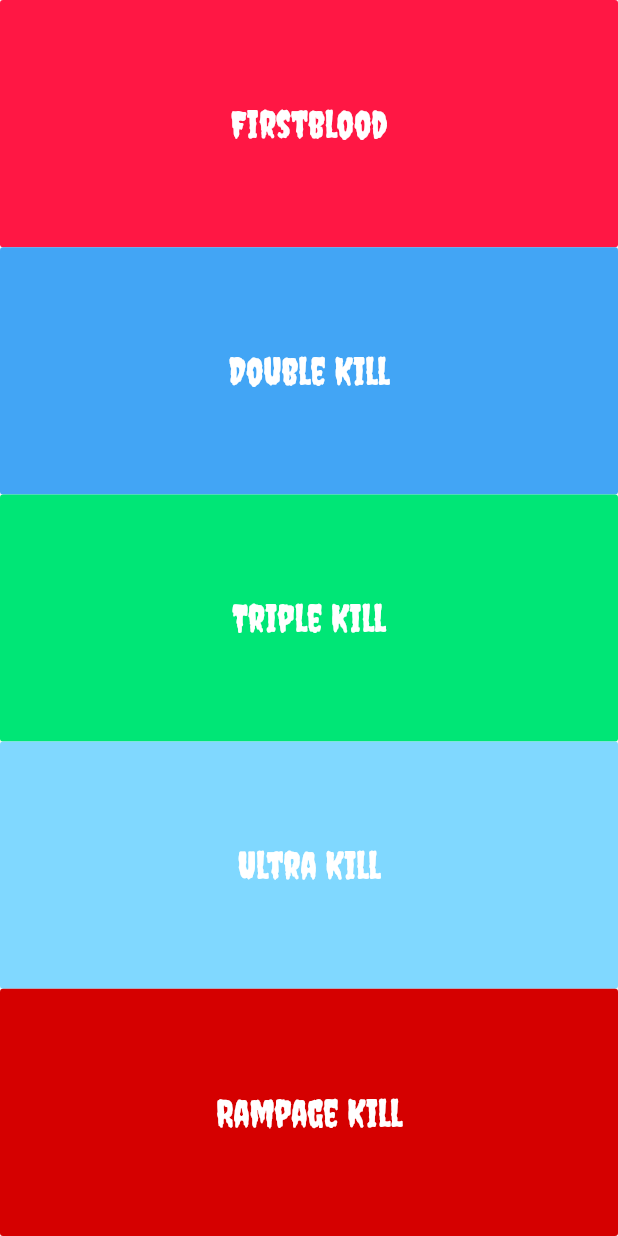
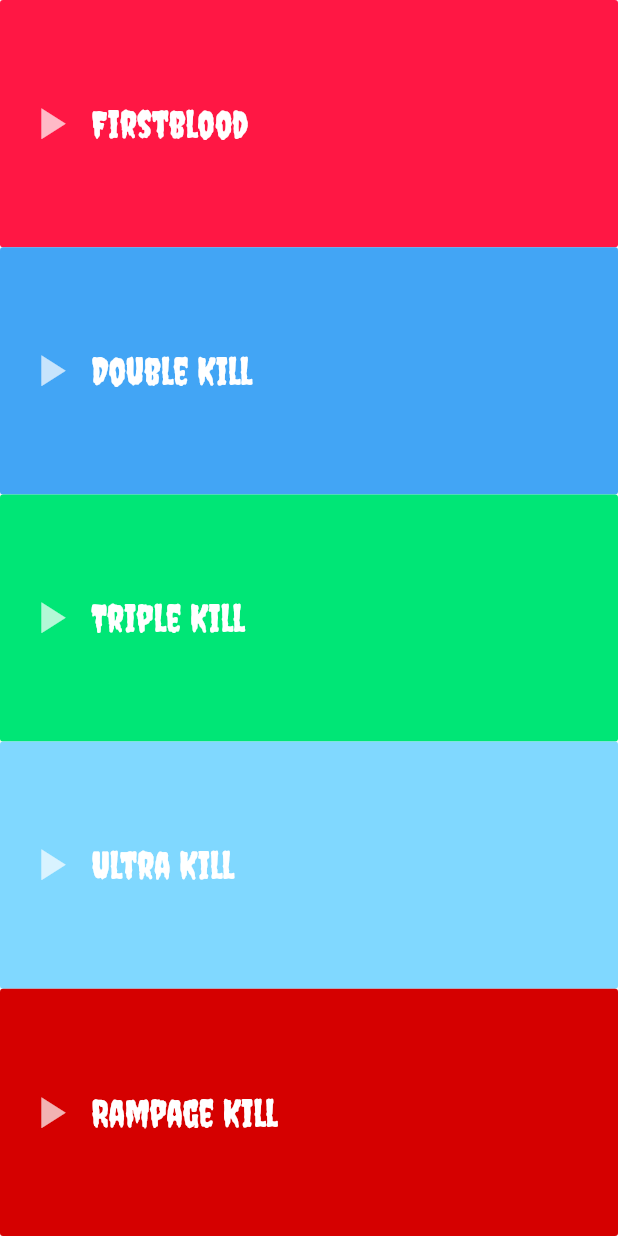
Before and after one commit to WannaBeProgrammer22/basic_dota_kill_announcer, a Flutter app: the screen it shows after launch, on a phone screen of 412 x 824 dp. Run offline on Flutter 3.47's test engine with Material 2 defaults, Android fonts, the phone set to English and light mode, and no system bars; our stand-ins replace audioplayers.

Commit message:
adding play icon on each text dart

```diff
--- a/lib/main.dart
+++ b/lib/main.dart
@@ -17,13 +17,25 @@ class DotaKillAnnouncer extends StatelessWidget {
         onPressed: () {
           playSound(fileName);
         },
-        child: Text(
+        child: Row(
+          children: <Widget>[
+            Icon(
+              Icons.play_arrow,
+              size: 35.0,
+              color: Colors.white70,
+            ),
+            SizedBox(
+              width: 10.0,
+            ),
+            Text(
               killName,
               style: TextStyle(
                 fontFamily: 'Creepster',
                 fontSize: 25.0,
                 color: Colors.white,
               ),
+            ),
+          ],
         ),
       ),
     );
```
Lines whose indentation alone changed are shown as unchanged.
